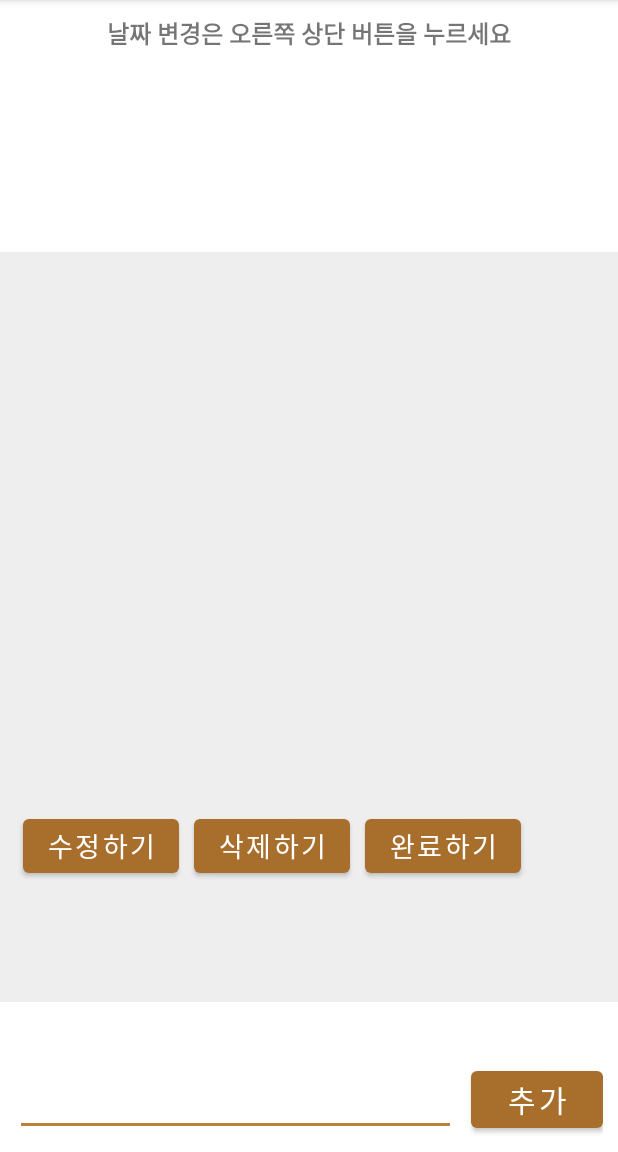
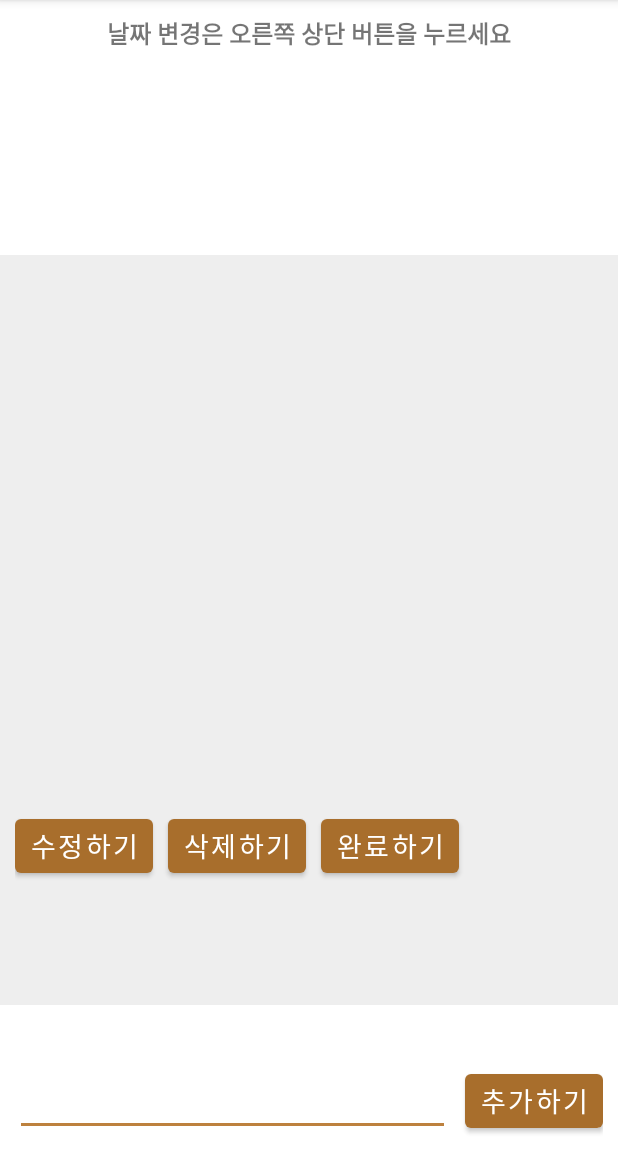
Before and after one commit to jung293441/GURU02, an Android app: the ToDoList screen opened directly, with no data from a screen before it, on a phone screen of 412 x 824 dp, the part 84-1236 px from its top. Run offline under Robolectric (Android 15) with nearby library versions, the phone set to English and light mode, and no system bars.

Commit message:
list.xml수정

```diff
--- a/app/src/main/res/layout/activity_to_do_list.xml
+++ b/app/src/main/res/layout/activity_to_do_list.xml
@@ -27,9 +27,11 @@
             android:id="@+id/add_btn"
             android:layout_width="wrap_content"
             android:layout_height="wrap_content"
-            android:text="추가"
+            android:paddingLeft="10dp"
+            android:paddingRight="10dp"
+            android:text="추가하기"
             android:textColor="@color/white"
-            android:textSize="20sp" />
+            android:textSize="18sp" />
     </LinearLayout>
 
     <LinearLayout
@@ -63,20 +65,22 @@
             android:layout_width="match_parent"
             android:layout_height="match_parent"
             android:focusableInTouchMode="true"/>
-
     </LinearLayout>
 
     <LinearLayout
         android:layout_width="match_parent"
         android:layout_height="match_parent"
-        android:orientation="horizontal">
+        android:gravity="left"
+        android:orientation="horizontal"
+        android:paddingLeft="10dp">
 
         <Button
             android:id="@+id/changeBtn"
             android:layout_width="wrap_content"
             android:layout_height="wrap_content"
-            android:layout_marginStart="15dp"
             android:layout_marginTop="540dp"
+            android:paddingLeft="10dp"
+            android:paddingRight="10dp"
             android:text="수정하기"
             android:textColor="#FFFFFF"
             android:textSize="18sp" />
@@ -87,6 +91,8 @@
             android:layout_height="wrap_content"
             android:layout_marginStart="10dp"
             android:layout_marginTop="540dp"
+            android:paddingLeft="10dp"
+            android:paddingRight="10dp"
             android:text="삭제하기"
             android:textColor="#FFFFFF"
             android:textSize="18sp" />
@@ -97,6 +103,8 @@
             android:layout_height="wrap_content"
             android:layout_marginStart="10dp"
             android:layout_marginTop="540dp"
+            android:paddingLeft="10dp"
+            android:paddingRight="10dp"
             android:text="완료하기"
             android:textColor="#FFFFFF"
             android:textSize="18sp" />
```
